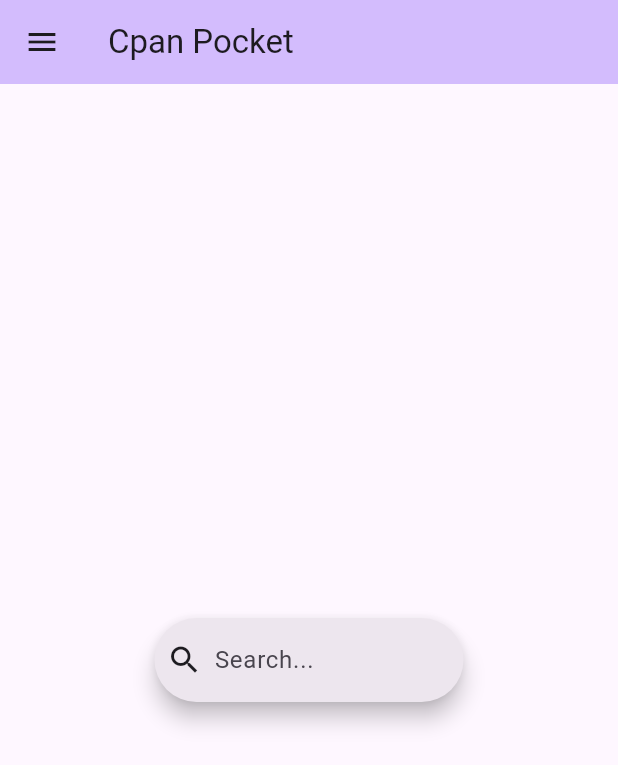
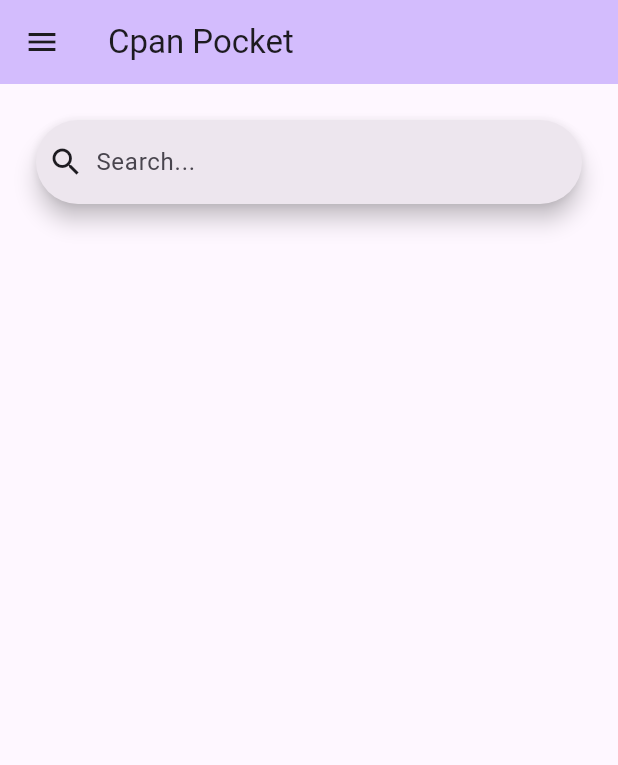
Before and after one commit to itcharlie/CPANPocket, a Flutter app: the screen it shows after launch, on a phone screen of 412 x 824 dp. Shown: the top 765 px of the screen. Run offline on Flutter 3.47's test engine with Material 3 defaults, Android fonts, the phone set to English and light mode, and no system bars.

Commit message:
Search bar position on top

```diff
--- a/lib/main.dart
+++ b/lib/main.dart
@@ -68,9 +68,13 @@
             ],
           ),
         ),
-      body: Center(
-        // Center is a layout widget. It takes a single child and positions it
-        // in the middle of the parent.
+      body: Column(
+        mainAxisSize: MainAxisSize.min,
+        mainAxisAlignment: MainAxisAlignment.center,
+        crossAxisAlignment: CrossAxisAlignment.stretch,
+        children:[
+          Padding(
+            padding:const EdgeInsets.all(24.0),
             child: Container(
               width: MediaQuery.of(context).size.width * 0.5,
               child:
@@ -80,8 +84,10 @@
                   onChanged: (value) {
                   // TODO: cpan search logic here
                   },
+                )
             ),
         ),
+        ]
       ),
     );
   }
```
Lines whose indentation alone changed are shown as unchanged.
